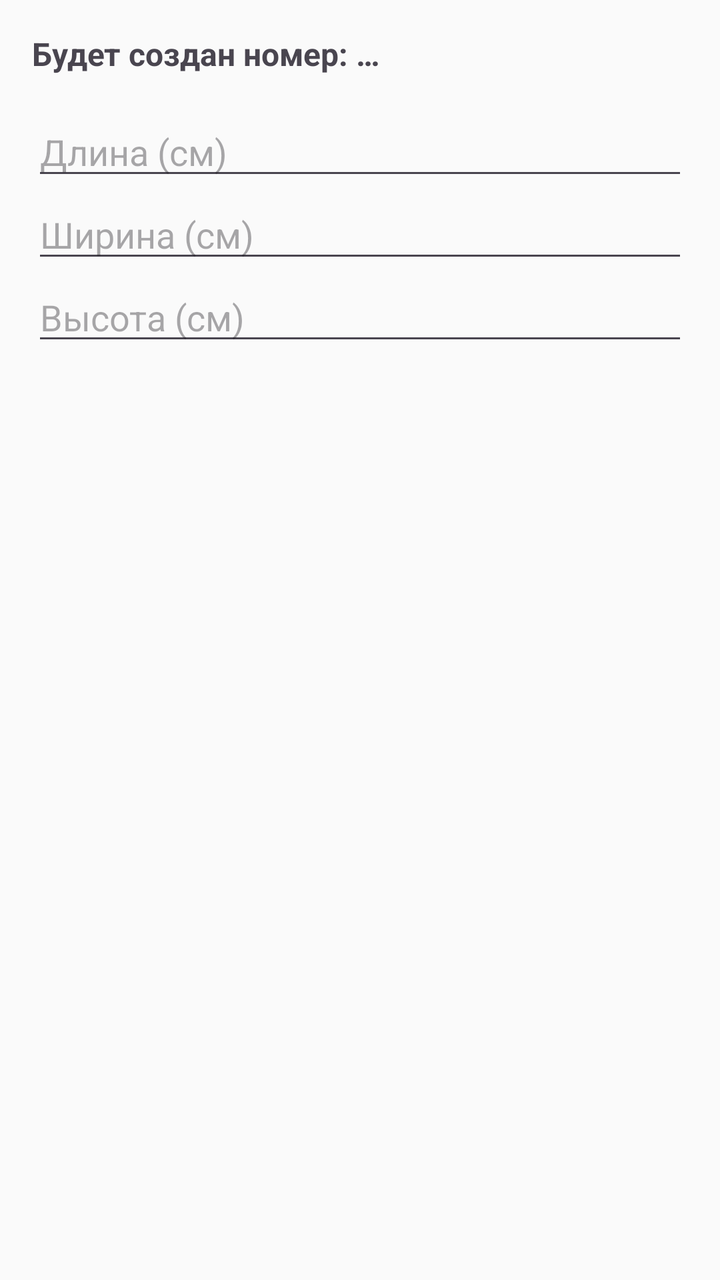
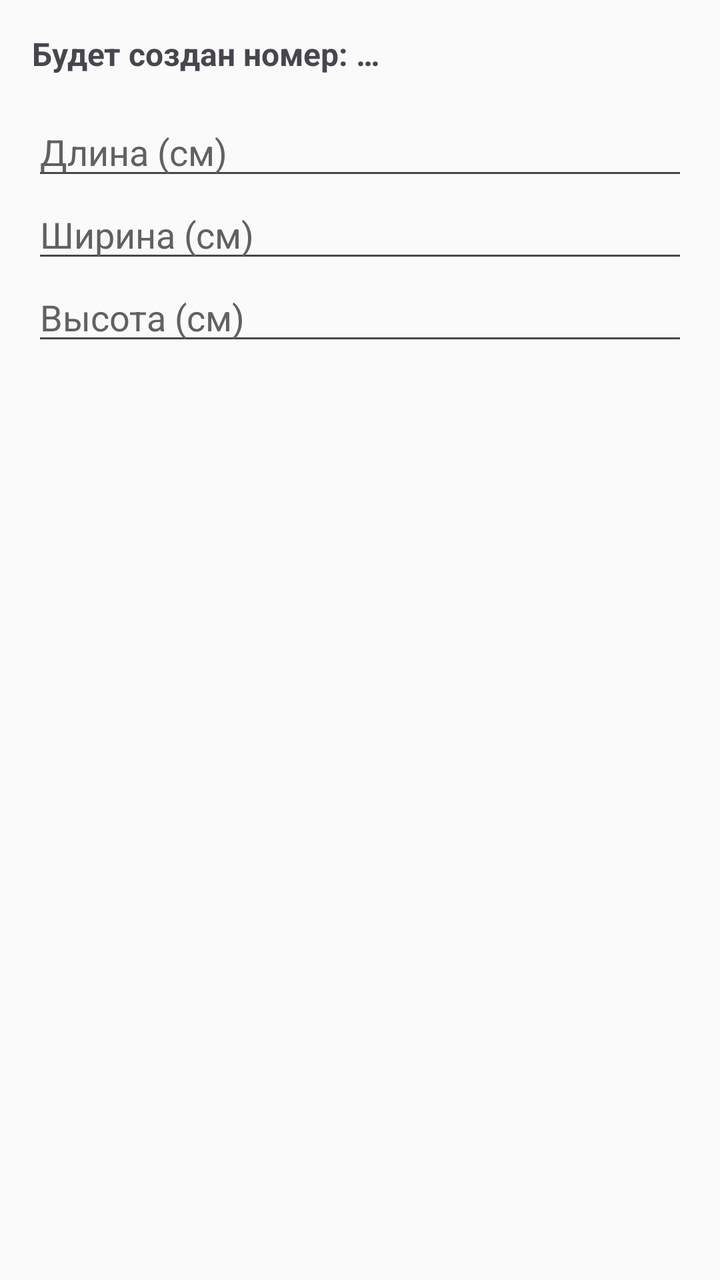

Before-and-after screenshots of an Android layout around one commit, followed by the original layout XML and the change that was made.
<!-- AndroidManifest.xml: application theme Theme.FastScan -->
<!-- res/layout/dialog_add_box.xml -->
<?xml version="1.0" encoding="utf-8"?>
<LinearLayout xmlns:android="http://schemas.android.com/apk/res/android"
    android:layout_width="match_parent"
    android:layout_height="wrap_content"
    android:orientation="vertical"
    android:padding="16dp">
    
    <TextView
        android:id="@+id/tvTrackingCode"
        android:layout_width="match_parent"
        android:layout_height="wrap_content"
        android:text="@string/new_box_number"
        android:textStyle="bold"
        android:textSize="16sp"
        android:layout_marginBottom="16dp" />

    <EditText
        android:id="@+id/etLength"
        android:layout_width="match_parent"
        android:layout_height="wrap_content"
        android:hint="@string/length"
        android:inputType="number" />

    <EditText
        android:id="@+id/etWidth"
        android:layout_width="match_parent"
        android:layout_height="wrap_content"
        android:hint="@string/width"
        android:inputType="number" />

    <EditText
        android:id="@+id/etHeight"
        android:layout_width="match_parent"
        android:layout_height="wrap_content"
        android:hint="@string/height"
        android:inputType="number" />

</LinearLayout>
<!-- resources referenced by this layout -->
<resources>
  <string name="height">Высота (см)</string>
  <string name="length">Длина (см)</string>
  <string name="new_box_number">Будет создан номер: …</string>
  <string name="width">Ширина (см)</string>
  <style name="Theme.FastScan" parent="Theme.Material3.DayNight.NoActionBar">
  
          
          <item name="colorPrimary">@color/app_primary</item>
          <item name="colorPrimaryVariant">@color/app_primary_dark</item>
          <item name="colorOnPrimary">@color/app_on_primary</item>
  
          <item name="colorSecondary">@color/app_primary</item>
          <item name="colorOnSecondary">@color/app_on_primary</item>
          <item name="colorSurface">@color/app_surface</item>
          <item name="colorOnSurface">@color/app_text_primary</item>
          <item name="colorOnSurfaceVariant">@color/app_text_secondary</item>
          <item name="colorOutline">@color/card_stroke</item>
          <item name="android:colorBackground">@color/app_background</item>
          <item name="android:windowBackground">@color/app_background</item>
          <item name="android:navigationBarColor">@color/app_surface</item>
  
          
          <item name="android:statusBarColor">@color/app_primary_dark</item>
          <item name="android:windowLightStatusBar">false</item>
  
      </style>
  <color name="app_primary">#2E7D32</color>
  <color name="app_primary_dark">#1B5E20</color>
  <color name="app_on_primary">#FFFFFF</color>
  <color name="app_surface">#FFFFFF</color>
  <color name="app_text_primary">#212121</color>
  <color name="app_text_secondary">#616161</color>
  <color name="card_stroke">#D7DDD8</color>
  <color name="app_background">#FAFAFA</color>
</resources>

<!-- the commit's change to res/layout/dialog_add_box.xml (unified diff, before → after) -->
@@ -19,20 +19,29 @@
         android:layout_width="match_parent"
         android:layout_height="wrap_content"
         android:hint="@string/length"
-        android:inputType="number" />
+        android:inputType="number"
+        android:selectAllOnFocus="true"
+        android:textColor="@color/app_text_primary"
+        android:textColorHint="@color/app_text_secondary" />
 
     <EditText
         android:id="@+id/etWidth"
         android:layout_width="match_parent"
         android:layout_height="wrap_content"
         android:hint="@string/width"
-        android:inputType="number" />
+        android:inputType="number"
+        android:selectAllOnFocus="true"
+        android:textColor="@color/app_text_primary"
+        android:textColorHint="@color/app_text_secondary" />
 
     <EditText
         android:id="@+id/etHeight"
         android:layout_width="match_parent"
         android:layout_height="wrap_content"
         android:hint="@string/height"
-        android:inputType="number" />
+        android:inputType="number"
+        android:selectAllOnFocus="true"
+        android:textColor="@color/app_text_primary"
+        android:textColorHint="@color/app_text_secondary" />
 
 </LinearLayout>
